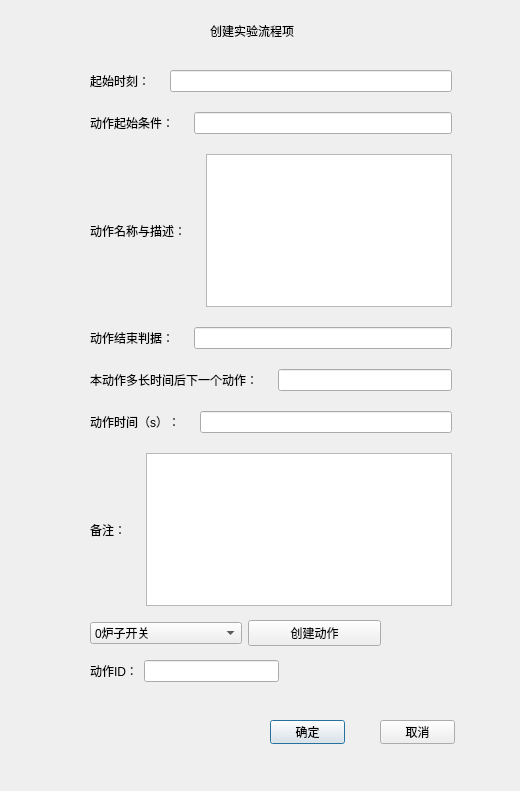
This is ui/newflowitem.ui in JcypVacant/-experiment-process-config as Qt 5 draws it before an edit. The edited form follows.
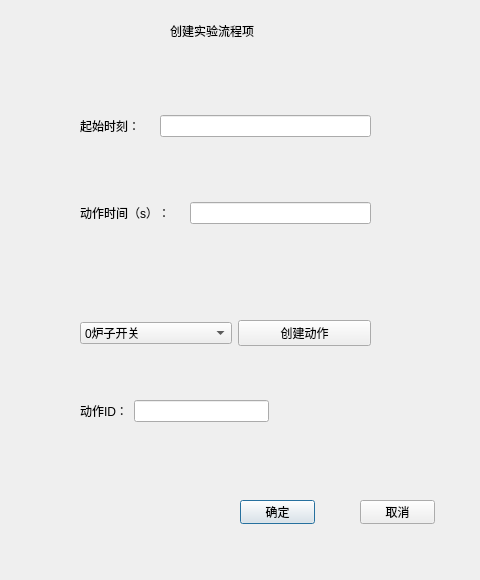
This is the edited form.

Diff of the .ui file:
```diff
--- a/ui/newflowitem.ui
+++ b/ui/newflowitem.ui
@@ -6,8 +6,8 @@
    <rect>
     <x>0</x>
     <y>0</y>
-    <width>520</width>
-    <height>791</height>
+    <width>480</width>
+    <height>580</height>
    </rect>
   </property>
   <property name="windowTitle">
@@ -19,7 +19,7 @@
   <widget class="QLabel" name="label">
    <property name="geometry">
     <rect>
-     <x>210</x>
+     <x>170</x>
      <y>10</y>
      <width>91</width>
      <height>41</height>
@@ -32,8 +32,8 @@
   <widget class="QPushButton" name="confirmPushButton">
    <property name="geometry">
     <rect>
-     <x>270</x>
-     <y>720</y>
+     <x>240</x>
+     <y>500</y>
      <width>75</width>
      <height>24</height>
     </rect>
@@ -45,8 +45,8 @@
   <widget class="QPushButton" name="pushButton_3">
    <property name="geometry">
     <rect>
-     <x>380</x>
-     <y>720</y>
+     <x>360</x>
+     <y>500</y>
      <width>75</width>
      <height>24</height>
     </rect>
@@ -58,10 +58,10 @@
   <widget class="QWidget" name="layoutWidget">
    <property name="geometry">
     <rect>
-     <x>90</x>
+     <x>80</x>
      <y>70</y>
-     <width>362</width>
-     <height>536</height>
+     <width>291</width>
+     <height>201</height>
     </rect>
    </property>
    <layout class="QVBoxLayout" name="verticalLayout">
@@ -82,62 +82,6 @@
       </item>
      </layout>
     </item>
-    <item>
-     <layout class="QHBoxLayout" name="horizontalLayout_2">
-      <item>
-       <widget class="QLabel" name="label_3">
-        <property name="text">
-         <string>动作起始条件：</string>
-        </property>
-       </widget>
-      </item>
-      <item>
-       <widget class="QLineEdit" name="startConditionLineEdit"/>
-      </item>
-     </layout>
-    </item>
-    <item>
-     <layout class="QHBoxLayout" name="horizontalLayout_3">
-      <item>
-       <widget class="QLabel" name="label_4">
-        <property name="text">
-         <string>动作名称与描述：</string>
-        </property>
-       </widget>
-      </item>
-      <item>
-       <widget class="QTextEdit" name="descTextEdit"/>
-      </item>
-     </layout>
-    </item>
-    <item>
-     <layout class="QHBoxLayout" name="horizontalLayout_4">
-      <item>
-       <widget class="QLabel" name="label_5">
-        <property name="text">
-         <string>动作结束判据：</string>
-        </property>
-       </widget>
-      </item>
-      <item>
-       <widget class="QLineEdit" name="endCriterionLineEdit"/>
-      </item>
-     </layout>
-    </item>
-    <item>
-     <layout class="QHBoxLayout" name="horizontalLayout_5">
-      <item>
-       <widget class="QLabel" name="label_6">
-        <property name="text">
-         <string>本动作多长时间后下一个动作：</string>
-        </property>
-       </widget>
-      </item>
-      <item>
-       <widget class="QLineEdit" name="intervalLineEdit"/>
-      </item>
-     </layout>
-    </item>
     <item>
      <layout class="QHBoxLayout" name="horizontalLayout_6">
       <item>
@@ -152,27 +96,13 @@
       </item>
      </layout>
     </item>
-    <item>
-     <layout class="QHBoxLayout" name="horizontalLayout_7">
-      <item>
-       <widget class="QLabel" name="label_8">
-        <property name="text">
-         <string>备注：</string>
-        </property>
-       </widget>
-      </item>
-      <item>
-       <widget class="QTextEdit" name="remarkTextEdit"/>
-      </item>
-     </layout>
-    </item>
    </layout>
   </widget>
   <widget class="QWidget" name="layoutWidget">
    <property name="geometry">
     <rect>
-     <x>90</x>
-     <y>660</y>
+     <x>80</x>
+     <y>400</y>
      <width>189</width>
      <height>22</height>
     </rect>
@@ -193,8 +123,8 @@
   <widget class="QWidget" name="layoutWidget">
    <property name="geometry">
     <rect>
-     <x>90</x>
-     <y>620</y>
+     <x>80</x>
+     <y>320</y>
      <width>291</width>
      <height>26</height>
     </rect>
```
